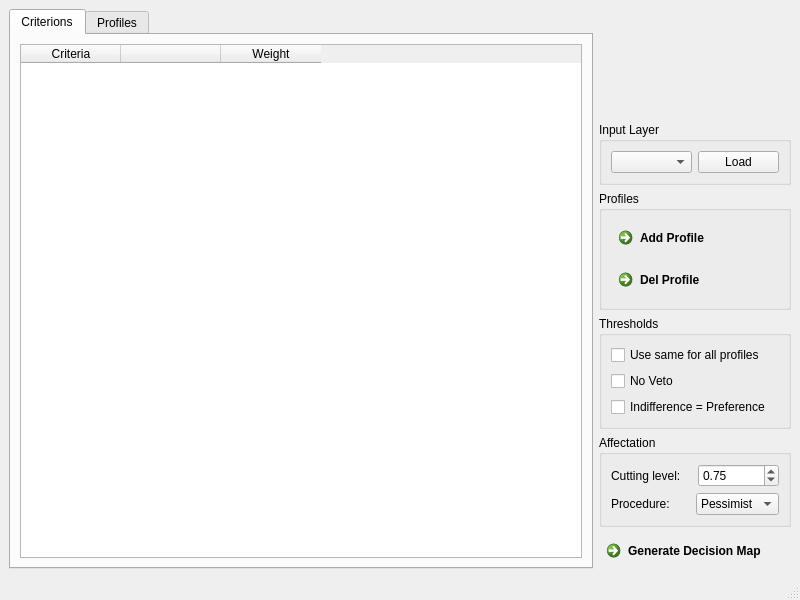
Old version of the form etrimain.ui in the repository oso/qgis-etri.
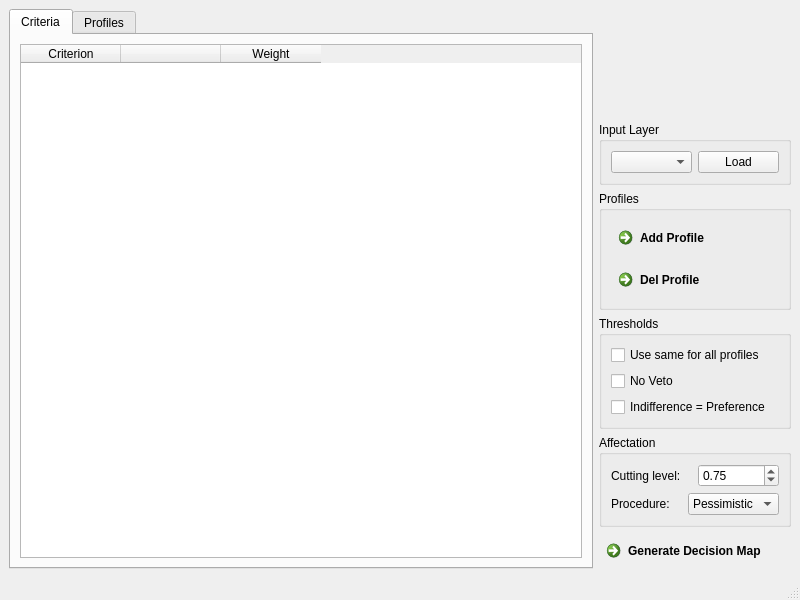
New version of the form.

Commit message: [UI] Fix criterions to criteria...

The edit to the form file:
```diff
--- a/etrimain.ui
+++ b/etrimain.ui
@@ -157,7 +157,7 @@
             <widget class="QComboBox" name="combo_procedure">
              <item>
               <property name="text">
-               <string>Pessimist</string>
+               <string>Pessimistic</string>
               </property>
              </item>
              <item>
@@ -188,7 +188,7 @@
       </property>
       <widget class="QWidget" name="tab_criterions">
        <attribute name="title">
-        <string>Criterions</string>
+        <string>Criteria</string>
        </attribute>
        <layout class="QGridLayout" name="gridLayout_2">
         <item row="0" column="0">
@@ -246,7 +246,7 @@
           </attribute>
           <column>
            <property name="text">
-            <string>Criteria</string>
+            <string>Criterion</string>
            </property>
           </column>
           <column>
```
Left out of the diff: 4 changed lines with no effect on the pictures. The commit also changes 1 other file.
